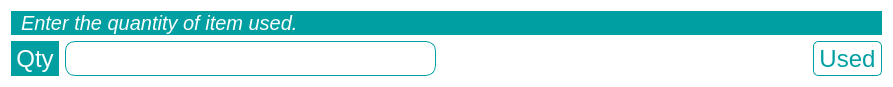
Above: app/ui/user_qty_edit_input.ui from FlicksonJ/labify before the change. Below: the same form after it.
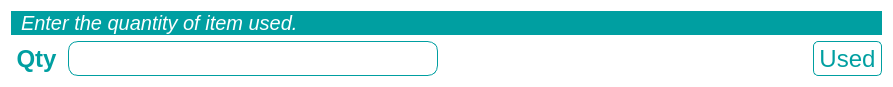
That is the form after the change.

Commit message: FIX: Update user_quantity_edit input for the previous BREAKING CHANGE

```diff
--- a/app/ui/user_qty_edit_input.ui
+++ b/app/ui/user_qty_edit_input.ui
@@ -42,6 +42,11 @@
 	padding-right: 5px;
 }
 
+#qty_label {
+	background: #fff;
+	color: rgb(0, 159, 161);
+}
+
 QLineEdit {
 	border: 1px solid rgb(0, 159, 161);
 	border-radius: 10px;
@@ -96,6 +101,7 @@
        <property name="font">
         <font>
          <pointsize>18</pointsize>
+         <bold>true</bold>
         </font>
        </property>
        <property name="text">
```
The commit also changes 3 other files.
